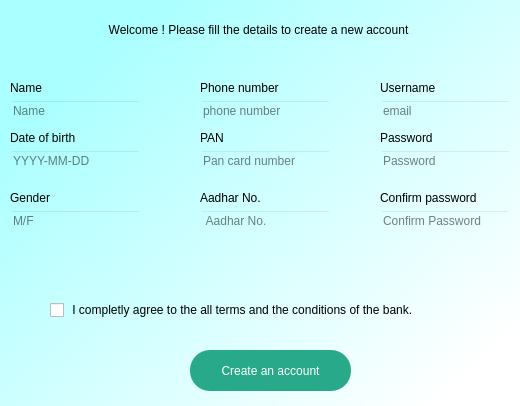
Qt form ui/createacc.ui (psudo18/BankingSystem) before a commit.
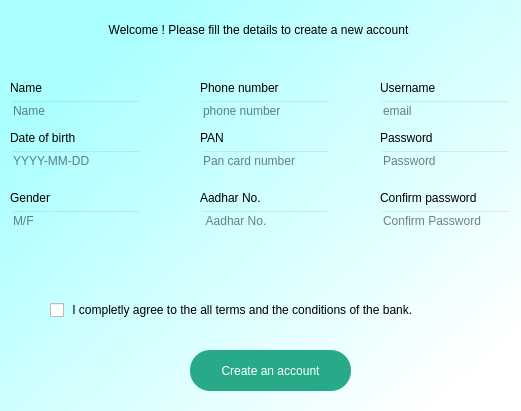
The same form after that commit.

Commit message: Commit 3. Some under the hud ui changes.

What changed in the file:
```diff
--- a/ui/createacc.ui
+++ b/ui/createacc.ui
@@ -6,8 +6,8 @@
    <rect>
     <x>0</x>
     <y>0</y>
-    <width>520</width>
-    <height>406</height>
+    <width>521</width>
+    <height>411</height>
    </rect>
   </property>
   <property name="windowTitle">
```
Left out of the diff: 6 changed lines with no effect on the pictures. The commit also changes 6 other files.
